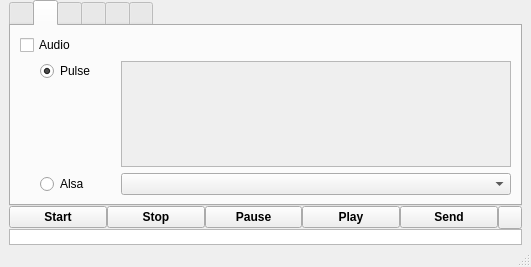
Above: vokoscreen.ui from yanuarakhid/vokoscreen before the change. Below: the same form after it.
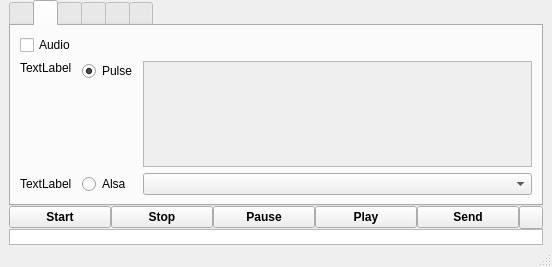
That is the form after the change. The open tabs and pages were chosen to show the change.

```diff
--- a/vokoscreen.ui
+++ b/vokoscreen.ui
@@ -6,7 +6,7 @@
    <rect>
     <x>0</x>
     <y>0</y>
-    <width>531</width>
+    <width>552</width>
     <height>267</height>
    </rect>
   </property>
@@ -218,22 +218,6 @@
             <property name="leftMargin">
              <number>0</number>
             </property>
-            <item row="2" column="3">
-             <widget class="QComboBox" name="AlsaHwComboBox"/>
-            </item>
-            <item row="1" column="2">
-             <spacer name="verticalSpacer">
-              <property name="orientation">
-               <enum>Qt::Vertical</enum>
-              </property>
-              <property name="sizeHint" stdset="0">
-               <size>
-                <width>20</width>
-                <height>40</height>
-               </size>
-              </property>
-             </spacer>
-            </item>
             <item row="0" column="3">
              <spacer name="horizontalSpacer_5">
               <property name="orientation">
@@ -254,20 +238,21 @@
               </property>
              </widget>
             </item>
-            <item row="1" column="1">
+            <item row="3" column="1">
              <layout class="QVBoxLayout" name="verticalLayout_2">
               <property name="leftMargin">
-               <number>20</number>
+               <number>0</number>
               </property>
               <item>
-               <widget class="QRadioButton" name="PulseDeviceRadioButton">
-                <property name="text">
-                 <string notr="true">Pulse</string>
-                </property>
-                <property name="checked">
-                 <bool>true</bool>
-                </property>
-               </widget>
+               <layout class="QHBoxLayout" name="horizontalLayout_22">
+                <item>
+                 <widget class="QLabel" name="labelPulsaudio">
+                  <property name="text">
+                   <string>TextLabel</string>
+                  </property>
+                 </widget>
+                </item>
+               </layout>
               </item>
               <item>
                <spacer name="verticalSpacer_2">
@@ -284,21 +269,7 @@
               </item>
              </layout>
             </item>
-            <item row="2" column="1">
-             <layout class="QHBoxLayout" name="horizontalLayout_2">
-              <property name="leftMargin">
-               <number>20</number>
-              </property>
-              <item>
-               <widget class="QRadioButton" name="AlsaRadioButton">
-                <property name="text">
-                 <string notr="true">Alsa</string>
-                </property>
-               </widget>
-              </item>
-             </layout>
-            </item>
-            <item row="1" column="3">
+            <item row="3" column="3">
              <widget class="QScrollArea" name="scrollArea">
               <property name="horizontalScrollBarPolicy">
                <enum>Qt::ScrollBarAlwaysOff</enum>
@@ -314,8 +285,8 @@
                 <rect>
                  <x>0</x>
                  <y>0</y>
-                 <width>98</width>
-                 <height>28</height>
+                 <width>370</width>
+                 <height>112</height>
                 </rect>
                </property>
                <layout class="QVBoxLayout" name="verticalLayout_4">
@@ -333,6 +304,62 @@
               </widget>
              </widget>
             </item>
+            <item row="3" column="2">
+             <layout class="QVBoxLayout" name="verticalLayout_13">
+              <item>
+               <widget class="QRadioButton" name="PulseDeviceRadioButton">
+                <property name="text">
+                 <string notr="true">Pulse</string>
+                </property>
+                <property name="checked">
+                 <bool>true</bool>
+                </property>
+               </widget>
+              </item>
+              <item>
+               <spacer name="verticalSpacer">
+                <property name="orientation">
+                 <enum>Qt::Vertical</enum>
+                </property>
+                <property name="sizeHint" stdset="0">
+                 <size>
+                  <width>20</width>
+                  <height>40</height>
+                 </size>
+                </property>
+               </spacer>
+              </item>
+             </layout>
+            </item>
+            <item row="4" column="3">
+             <layout class="QVBoxLayout" name="verticalLayout_15">
+              <item>
+               <widget class="QComboBox" name="AlsaHwComboBox"/>
+              </item>
+             </layout>
+            </item>
+            <item row="4" column="2">
+             <layout class="QVBoxLayout" name="verticalLayout_14">
+              <item>
+               <widget class="QRadioButton" name="AlsaRadioButton">
+                <property name="text">
+                 <string notr="true">Alsa</string>
+                </property>
+               </widget>
+              </item>
+             </layout>
+            </item>
+            <item row="4" column="1">
+             <layout class="QVBoxLayout" name="verticalLayout_16">
+              <item>
+               <widget class="QLabel" name="labelAlsa">
+                <property name="text">
+                 <string>TextLabel</string>
+                </property>
+               </widget>
+              </item>
+             </layout>
+            </item>
            </layout>
           </item>
          </layout>
```
Left out of the diff: 2 changed lines with no effect on the pictures.
